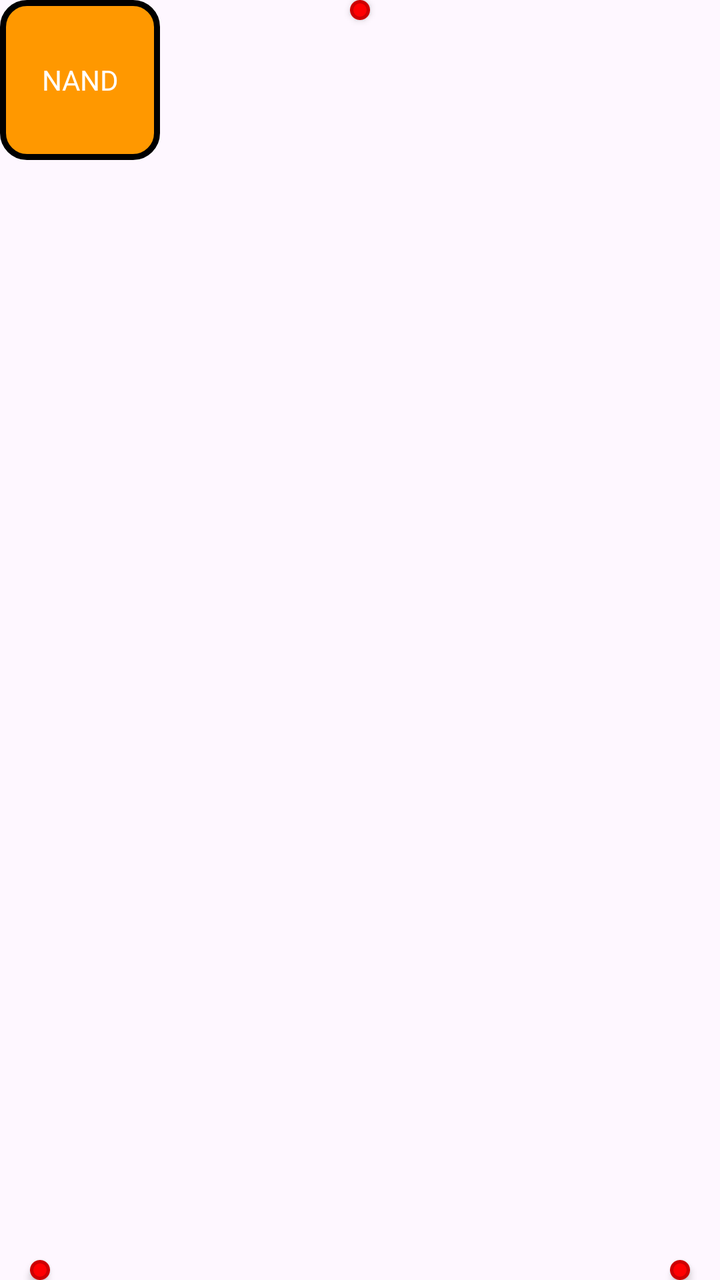
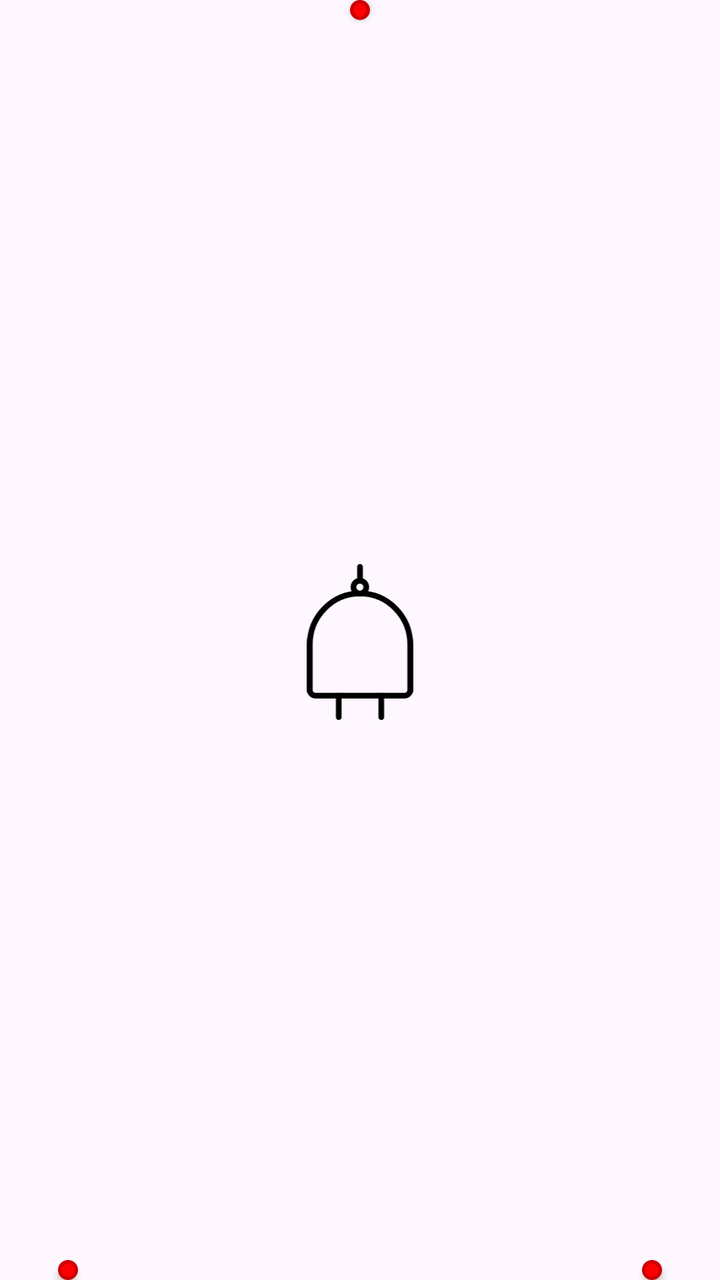

Screens rendered from an Android XML layout before and after an edit, with the pre-edit source and the edit as a unified diff.
<!-- AndroidManifest.xml: another module's application theme Theme.PintuLogika -->
<!-- res/layout/gates_nand.xml -->
<?xml version="1.0" encoding="utf-8"?>
<FrameLayout
    xmlns:android="http://schemas.android.com/apk/res/android"
    xmlns:app="http://schemas.android.com/apk/res-auto"
    android:layout_width="80dp"
    android:layout_height="85dp">

    
    <View
        android:id="@+id/dot_output"
        android:layout_width="10dp"
        android:layout_height="10dp"
        android:tag="output_0"
        android:layout_gravity="top|center"
        android:background="@drawable/red_dot_indicator_stroke"
        android:translationZ="2dp" />

    
    <View
        android:id="@+id/dot_input_0"
        android:layout_width="10dp"
        android:layout_height="10dp"
        android:tag="input_0"
        android:background="@drawable/red_dot_indicator_stroke"
        android:layout_gravity="bottom|start"
        android:layout_marginStart="15dp"
        android:translationZ="2dp"/>

    
    <View
        android:id="@+id/dot_input_1"
        android:layout_width="10dp"
        android:layout_height="10dp"
        android:tag="input_1"
        android:background="@drawable/red_dot_indicator_stroke"
        android:layout_gravity="bottom|end"
        android:layout_marginEnd="15dp"
        android:translationZ="2dp" />

    
    <TextView
        android:id="@+id/and"
        android:layout_width="80dp"
        android:layout_height="80dp"
        android:background="@drawable/final_gate_background"
        android:gravity="center"
        android:text="NAND"
        android:textColor="@color/white"
        app:layout_constraintTop_toTopOf="parent"
        app:layout_constraintBottom_toBottomOf="parent"
        app:layout_constraintStart_toStartOf="parent"
        app:layout_constraintEnd_toEndOf="parent" />

</FrameLayout>
<!-- resources referenced by this layout -->
<resources>
  <color name="white">#FFFFFFFF</color>
  <!-- drawable final_gate_background (drawable) -->
  <?xml version="1.0" encoding="utf-8"?>
  <shape xmlns:android="http://schemas.android.com/apk/res/android">
      <solid android:color="@color/orange_dark" />
      <corners android:radius="12dp" />
      <stroke
          android:width="3dp"
          android:color="@android:color/black" />
  </shape>
  <!-- drawable red_dot_indicator_stroke (drawable) -->
  <?xml version="1.0" encoding="utf-8"?>
  <shape xmlns:android="http://schemas.android.com/apk/res/android"
      android:shape="oval">
  
      
      <solid android:color="@color/red_indicator" />
  
      
      <stroke
          android:width="1.5dp"
          android:color="@color/red_dot_indicator" />
  </shape>
  <style name="Theme.PintuLogika" parent="Base.Theme.PintuLogika" />
  <color name="orange_dark">#FF9800</color>
  <color name="red_indicator">#FF0002</color>
  <color name="red_dot_indicator">#CC0002</color>
  <style name="Base.Theme.PintuLogika" parent="Theme.Material3.DayNight.NoActionBar">
          
          
      </style>
</resources>

<!-- the commit's change to res/layout/gates_nand.xml (unified diff, before → after) -->
@@ -2,8 +2,8 @@
 <FrameLayout
     xmlns:android="http://schemas.android.com/apk/res/android"
     xmlns:app="http://schemas.android.com/apk/res-auto"
-    android:layout_width="80dp"
-    android:layout_height="85dp">
+    android:layout_width="90dp"
+    android:layout_height="95dp">
 
     
     <View
@@ -23,7 +23,7 @@
         android:tag="input_0"
         android:background="@drawable/red_dot_indicator_stroke"
         android:layout_gravity="bottom|start"
-        android:layout_marginStart="15dp"
+        android:layout_marginStart="29dp"
         android:translationZ="2dp"/>
 
     
@@ -34,17 +34,20 @@
         android:tag="input_1"
         android:background="@drawable/red_dot_indicator_stroke"
         android:layout_gravity="bottom|end"
-        android:layout_marginEnd="15dp"
+        android:layout_marginEnd="29dp"
         android:translationZ="2dp" />
 
     
-    <TextView
+    <ImageView
         android:id="@+id/and"
         android:layout_width="80dp"
-        android:layout_height="80dp"
-        android:background="@drawable/final_gate_background"
+        android:layout_height="90dp"
+        android:src="@drawable/ic_gate_nand_40"
         android:gravity="center"
         android:text="NAND"
+        android:layout_gravity="center"
+        android:padding="6dp"
+        android:layout_marginTop="1dp"
         android:textColor="@color/white"
         app:layout_constraintTop_toTopOf="parent"
         app:layout_constraintBottom_toBottomOf="parent"
<!-- resource entries referenced after the edit -->
@@ -1,15 +1,29 @@
 <!-- resources referenced by this layout -->
 <resources>
   <color name="white">#FFFFFFFF</color>
-  <!-- drawable final_gate_background (drawable) -->
-  <?xml version="1.0" encoding="utf-8"?>
-  <shape xmlns:android="http://schemas.android.com/apk/res/android">
-      <solid android:color="@color/orange_dark" />
-      <corners android:radius="12dp" />
-      <stroke
-          android:width="3dp"
-          android:color="@android:color/black" />
-  </shape>
+  <!-- drawable ic_gate_nand_40 (drawable) -->
+  <vector xmlns:android="http://schemas.android.com/apk/res/android"
+      android:width="187dp"
+      android:height="275dp"
+      android:viewportWidth="187"
+      android:viewportHeight="275">
+    <path
+        android:pathData="M93.5,29.5V5M56,270V232M131,270V232"
+        android:strokeWidth="10"
+        android:fillColor="#00000000"
+        android:strokeColor="#000000"
+        android:strokeLineCap="round"/>
+    <path
+        android:pathData="M15,232C9.48,232 5,227.52 5,222L5,142C5,92.29 44.62,52 93.5,52C142.38,52 182,92.29 182,142V222C182,227.52 177.52,232 172,232H15Z"
+        android:strokeWidth="10"
+        android:fillColor="#00000000"
+        android:strokeColor="#000000"/>
+    <path
+        android:pathData="M104.5,40.75C104.5,34.54 99.46,29.5 93.25,29.5C87.04,29.5 82,34.54 82,40.75C82,46.96 87.04,52 93.25,52C99.46,52 104.5,46.96 104.5,40.75Z"
+        android:strokeWidth="10"
+        android:fillColor="#00000000"
+        android:strokeColor="#000000"/>
+  </vector>
   <!-- drawable red_dot_indicator_stroke (drawable) -->
   <?xml version="1.0" encoding="utf-8"?>
   <shape xmlns:android="http://schemas.android.com/apk/res/android"
@@ -24,12 +38,22 @@
           android:color="@color/red_dot_indicator" />
   </shape>
   <style name="Theme.PintuLogika" parent="Base.Theme.PintuLogika" />
-  <color name="orange_dark">#FF9800</color>
   <color name="red_indicator">#FF0002</color>
   <color name="red_dot_indicator">#CC0002</color>
   <style name="Base.Theme.PintuLogika" parent="Theme.Material3.DayNight.NoActionBar">
           
           
+  
+  
+          <item name="android:statusBarColor">@android:color/transparent</item>
+          <item name="android:windowTranslucentStatus">true</item>
+          <item name="android:windowLightStatusBar">true</item> 
+  
+          <item name="android:windowSplashScreenBackground">@color/white</item>
+          <item name="android:windowSplashScreenAnimatedIcon">@drawable/logo</item>
+          <item name="android:windowSplashScreenIconBackgroundColor">@android:color/transparent</item>
+          <item name="postSplashScreenTheme">@style/Theme.PintuLogika</item>
       </style>
+  <!-- drawable logo: vector/xml drawable (drawable, 42423 chars, omitted) -->
 </resources>
 
